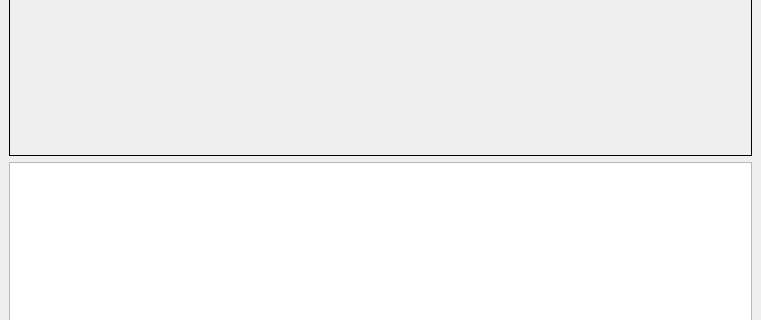
The window that Code/EmMpmGui/UI_Files/EmMpmGui.ui (BlueQuartzSoftware/EMMPMWorkbench) describes before a commit, drawn with Qt 5; both pictures show x 0 to 761 and y 301 to 621 of the 761 by 784 pixel window.
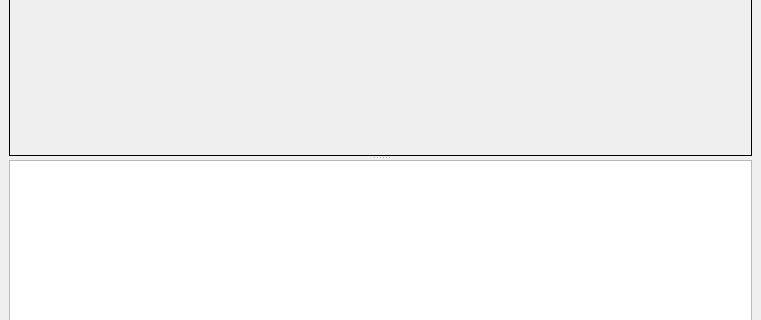
The same window after the commit. Icons and pictures are not drawn. Custom widgets are drawn as their Qt base class.

Commit message: Adding a dialog that pops up when the user creates an initialization area. The user can also right-click on the area and select 'properties' which will produce the same dialog box allowing them to set the class and gray level

What changed in the file:
```diff
--- a/Code/EmMpmGui/UI_Files/EmMpmGui.ui
+++ b/Code/EmMpmGui/UI_Files/EmMpmGui.ui
@@ -26,7 +26,7 @@
    <string>EM/MPM</string>
   </property>
   <widget class="QWidget" name="centralwidget">
-   <layout class="QVBoxLayout" name="verticalLayout_2">
+   <layout class="QVBoxLayout" name="verticalLayout">
     <item>
      <layout class="QHBoxLayout" name="horizontalLayout_2">
       <item>
@@ -186,6 +186,10 @@
      </layout>
     </item>
     <item>
+     <widget class="QSplitter" name="splitter">
+      <property name="orientation">
+       <enum>Qt::Vertical</enum>
+      </property>
      <widget class="QFrame" name="frame">
       <property name="minimumSize">
        <size>
@@ -202,12 +206,12 @@
       <property name="midLineWidth">
        <number>1</number>
       </property>
-      <layout class="QVBoxLayout" name="verticalLayout" stretch="0">
+       <layout class="QVBoxLayout" name="verticalLayout_2">
        <property name="spacing">
-        <number>2</number>
+         <number>0</number>
        </property>
        <property name="margin">
-        <number>2</number>
+         <number>0</number>
        </property>
        <item>
         <widget class="EMMPMGraphicsView" name="m_GraphicsView" native="true">
@@ -247,8 +251,6 @@
        </item>
       </layout>
      </widget>
-    </item>
-    <item>
      <widget class="QTableView" name="userInitTable">
       <property name="alternatingRowColors">
        <bool>true</bool>
@@ -266,9 +268,10 @@
        <enum>QAbstractItemView::ScrollPerPixel</enum>
       </property>
       <attribute name="horizontalHeaderStretchLastSection">
-       <bool>true</bool>
-      </attribute>
-     </widget>
+        <bool>false</bool>
+       </attribute>
+      </widget>
+     </widget>
     </item>
    </layout>
   </widget>
```
Left out of the diff: 5 changed lines with no effect on the pictures. Lines whose indentation alone changed are shown as unchanged. The commit also changes 10 other files.
